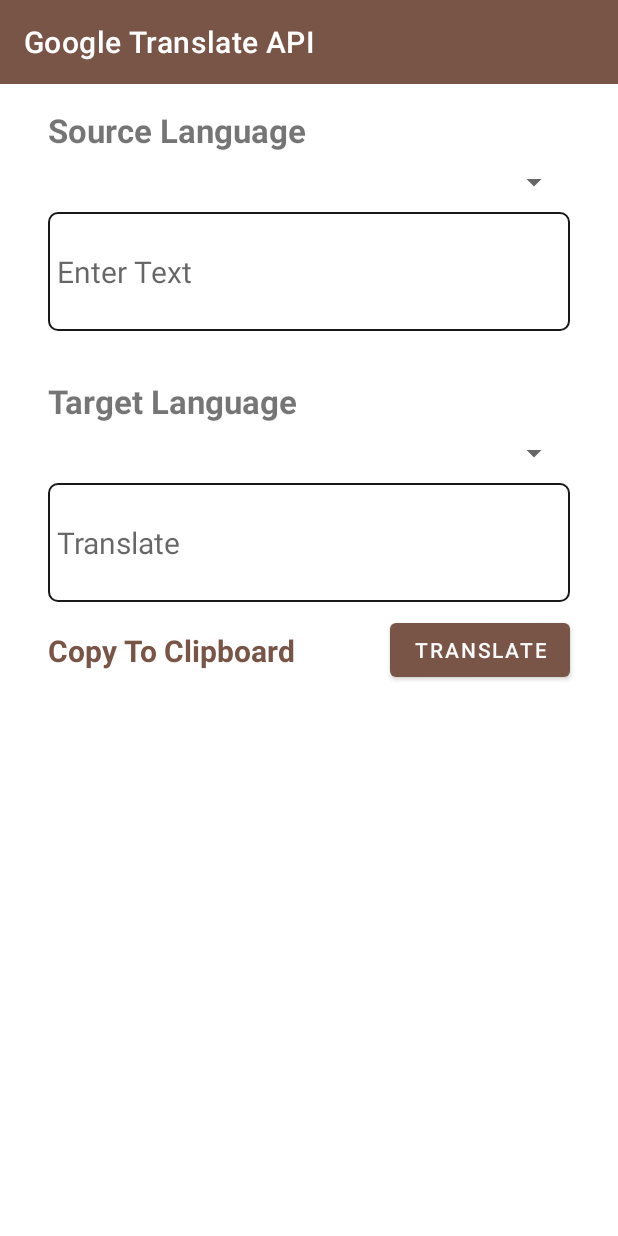
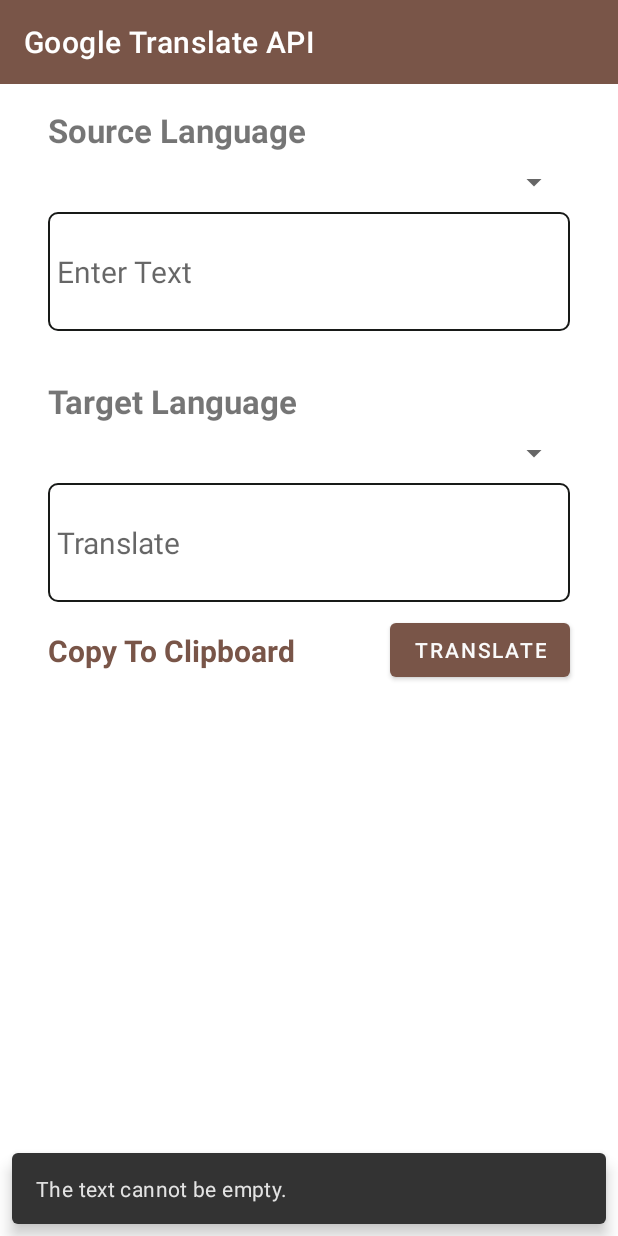
Before and after one commit to serhat-demir/android-translate, an Android app: the screen it shows after launch (MainActivity), after a tap on "Copy To Clipboard", on a phone screen of 412 x 824 dp. Run offline under Robolectric (Android 15) with nearby library versions, the phone set to English and light mode, and no system bars; 3 other taps on this screen came first.

Commit message:
add translate feature

```diff
--- a/app/src/main/java/com/serhat/translate/api/ApiClient.java
+++ b/app/src/main/java/com/serhat/translate/api/ApiClient.java
@@ -4,7 +4,7 @@ import retrofit2.Retrofit;
 import retrofit2.converter.gson.GsonConverterFactory;
 
 public class ApiClient {
-    public static final String BASE_URL = "https://google-translate1.p.rapidapi.com/language/translate/v2/";
+    public static final String BASE_URL = "https://google-translate1.p.rapidapi.com/language/translate/";
     public static final String X_RapidAPI_Key = "7908618473msh9cd8c0a8a7173d8p131fc2jsn7d99912fb186";
     public static final String X_RapidAPI_HOST = "google-translate1.p.rapidapi.com";
 
--- a/app/src/main/java/com/serhat/translate/api/ApiInterface.java
+++ b/app/src/main/java/com/serhat/translate/api/ApiInterface.java
@@ -11,14 +11,10 @@ import retrofit2.http.Header;
 import retrofit2.http.POST;
 
 public interface ApiInterface {
-    @GET("languages")
+    @GET("v2/languages")
     Call<LanguagesResponse> getLanguages(@Header("X-RapidAPI-Key") String api_key, @Header("X-RapidAPI-Host") String api_host);
 
-    @POST
+    @POST("v2")
     @FormUrlEncoded
-    Call<TranslateResponse> translate(@Header("X-RapidAPI-Key") String api_key, @Header("X-RapidAPI-Host") String api_host, @Field("q") String query, @Field("target") String target);
-
-    @POST
-    @FormUrlEncoded
-    Call<TranslateResponse> translateAndDetectSource(@Header("X-RapidAPI-Key") String api_key, @Header("X-RapidAPI-Host") String api_host, @Field("q") String query, @Field("target") String target, @Field("source") String source);
+    Call<TranslateResponse> translate(@Header("X-RapidAPI-Key") String api_key, @Header("X-RapidAPI-Host") String api_host, @Field("q") String query, @Field("target") String target, @Field("source") String source);
 }
--- a/app/src/main/res/values/strings.xml
+++ b/app/src/main/res/values/strings.xml
@@ -7,4 +7,5 @@
     <string name="google_translate_api">Google Translate API</string>
     <string name="copy_to_clipboard">Copy To Clipboard</string>
     <string name="copied_to_clipboard">Copied to clipboard</string>
+    <string name="the_text_cannot_be_empty">The text cannot be empty.</string>
 </resources>
```
Also changed, not shown: app/src/main/java/com/serhat/translate/MainActivity.java (+29 -0 lines), app/src/main/java/com/serhat/translate/model/Translation.java (+0 -12 lines).
